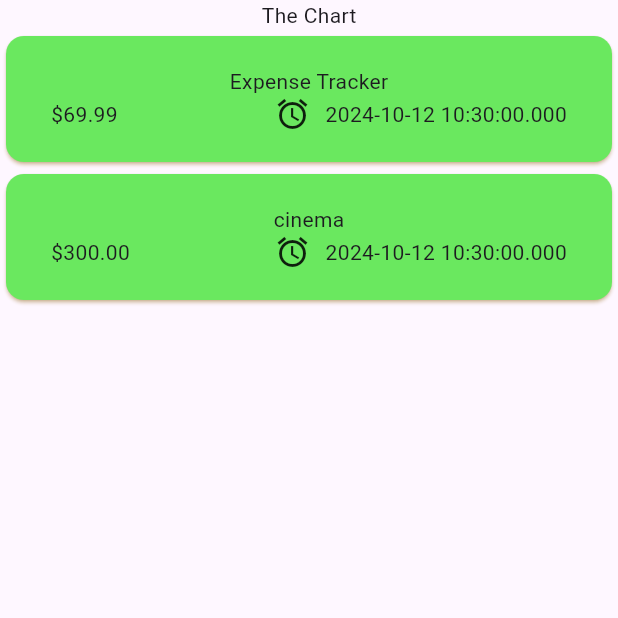
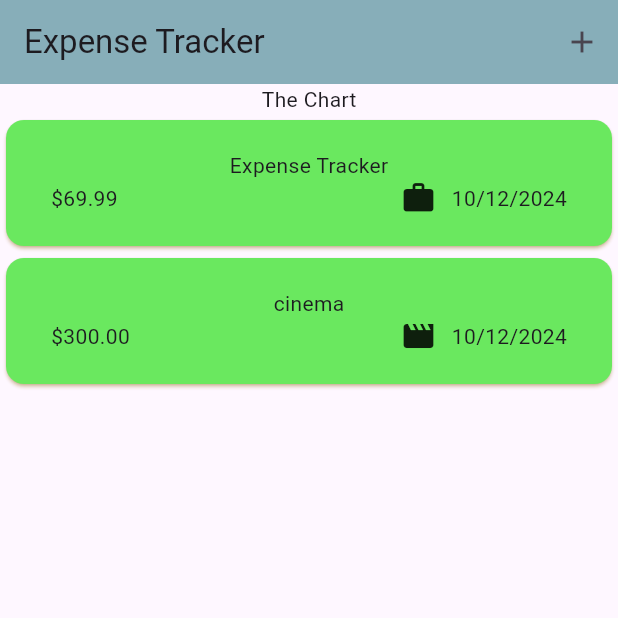
Before and after one commit to AaKaShhhhhhhhh/expense_tracker, a Flutter app: the screen it shows after launch, on a phone screen of 412 x 824 dp, the top half of it. Run offline on Flutter 3.47's test engine with Material 3 defaults, Android fonts, the phone set to English and light mode, and no system bars.

Commit message:
expense tracked

```diff
--- a/lib/models/exp.dart
+++ b/lib/models/exp.dart
@@ -1,9 +1,10 @@
-import 'package:flutter/foundation.dart';
 import 'package:flutter/material.dart';
 import 'package:uuid/uuid.dart';
+import 'package:intl/intl.dart';
 
 final uuid = Uuid();
 enum Category  {food , travel ,lesure , work}
+final formatter = DateFormat.yMd();
 
 const CategoryIcons = {
   Category.food : Icons.lunch_dining,
@@ -26,4 +27,8 @@ class Exp{
   final DateTime data;
   final Category category;
 
+  String get formatterdata{
+    return formatter.format(data);
+  }
+
 }
--- a/lib/widgets/expense.dart
+++ b/lib/widgets/expense.dart
@@ -1,3 +1,4 @@
+import 'package:expense_tracker/widgets/add_expenses.dart';
 import 'package:expense_tracker/widgets/expenses_list.dart/expensesList.dart';
 import 'package:expense_tracker/models/exp.dart';
 import 'package:flutter/material.dart';
@@ -23,11 +24,28 @@ class _ExpenseState extends State<Expenses>{
     Exp(title: 'cinema' , amaount: 300.00, data: DateTime.now(), category: Category.lesure)
 
   ];
+
+  void _openexpenseoverlay(){
+
+    showModalBottomSheet(context: context, builder: (builder){return AddExpenses();}
+
+
+    );
+
+
+  }
   @override
 
   Widget build(BuildContext context){
 
 return  Scaffold(
+  appBar: AppBar(
+    title: Text('Expense Tracker'),
+    backgroundColor: Color.fromARGB(144, 44, 118, 131),
+    actions: [
+      IconButton(onPressed: _openexpenseoverlay , icon: Icon(Icons.add))
+    ],
+  ),
   body: Column(
     children: [
       Text("The Chart"),
--- a/lib/widgets/expenses_list.dart/expenses_item.dart
+++ b/lib/widgets/expenses_list.dart/expenses_item.dart
@@ -9,7 +9,8 @@ class ExpensesItem  extends StatelessWidget{
   @override
 
   Widget build(BuildContext context){
-    return Card(
+    return
+    Card(
       shadowColor: Color.fromARGB(255, 242, 188, 89),
       color: Color.fromARGB(255, 106, 232, 95),
       child: Padding(
@@ -28,9 +29,9 @@ class ExpensesItem  extends StatelessWidget{
                 const Spacer(),
                  Row(
                   children: [
-                    Icon(Icons.alarm),
+                    Icon(CategoryIcons[expense.category]),
                      SizedBox(width: 10,),
-                     Text(expense.data.toString())
+                     Text(expense.formatterdata)
 
                   ],
                 )
--- a/pubspec.yaml
+++ b/pubspec.yaml
@@ -36,6 +36,7 @@ dependencies:
   # Use with the CupertinoIcons class for iOS style icons.
   cupertino_icons: ^1.0.8
   uuid: ^4.5.1
+  intl: ^0.19.0
 
 dev_dependencies:
   flutter_test:
@@ -46,7 +47,7 @@ dev_dependencies:
   # activated in the `analysis_options.yaml` file located at the root of your
   # package. See that file for information about deactivating specific lint
   # rules and activating additional ones.
-  flutter_lints: ^4.0.0
+  flutter_lints: ^5.0.0
 
 # For information on the generic Dart part of this file, see the
 # following page: https://dart.dev/tools/pub/pubspec
```
Also changed, not shown: lib/widgets/add_expenses.dart (added, +67 -0 lines), pubspec.lock.
